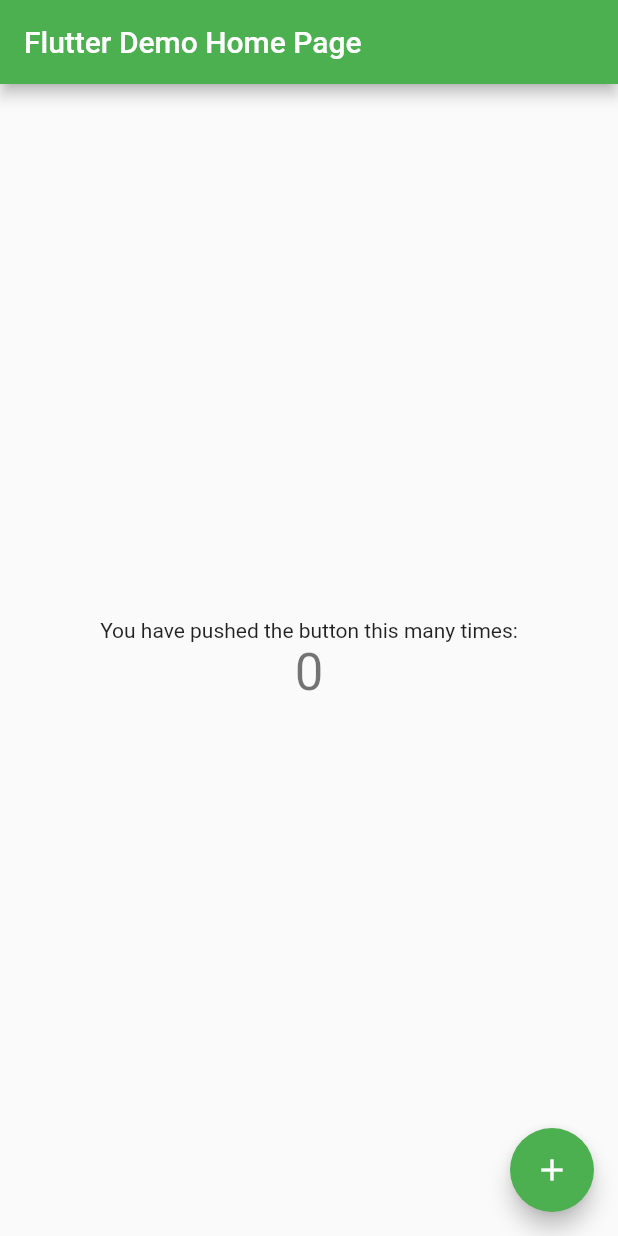
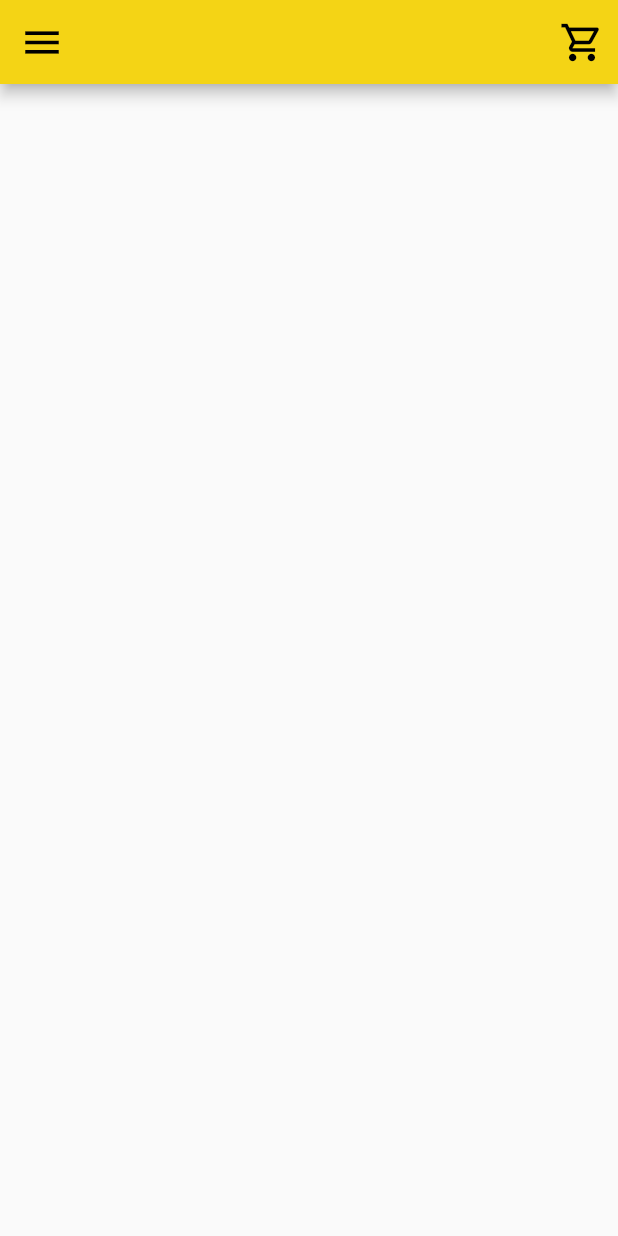
Before and after one commit to MarcosGabMartins/mercadoAberto, a Flutter app: the screen it shows after launch, on a phone screen of 412 x 824 dp. Run offline on Flutter 3.47's test engine with Material 2 defaults, Android fonts, the phone set to English and light mode, and no system bars.

Commit message:
main editado - primeira aula

```diff
--- a/lib/main.dart
+++ b/lib/main.dart
@@ -11,18 +11,10 @@ class MyApp extends StatelessWidget {
   @override
   Widget build(BuildContext context) {
     return MaterialApp(
+      debugShowCheckedModeBanner: false,
       title: 'Flutter Demo',
       theme: ThemeData(
-        // This is the theme of your application.
-        //
-        // Try running your application with "flutter run". You'll see the
-        // application has a blue toolbar. Then, without quitting the app, try
-        // changing the primarySwatch below to Colors.green and then invoke
-        // "hot reload" (press "r" in the console where you ran "flutter run",
-        // or simply save your changes to "hot reload" in a Flutter IDE).
-        // Notice that the counter didn't reset back to zero; the application
-        // is not restarted.
-        primarySwatch: Colors.green,
+        primarySwatch: Colors.yellow,
       ),
       home: const MyHomePage(title: 'Flutter Demo Home Page'),
     );
@@ -32,15 +24,6 @@ class MyApp extends StatelessWidget {
 class MyHomePage extends StatefulWidget {
   const MyHomePage({Key? key, required this.title}) : super(key: key);
 
-  // This widget is the home page of your application. It is stateful, meaning
-  // that it has a State object (defined below) that contains fields that affect
-  // how it looks.
-
-  // This class is the configuration for the state. It holds the values (in this
-  // case the title) provided by the parent (in this case the App widget) and
-  // used by the build method of the State. Fields in a Widget subclass are
-  // always marked "final".
-
   final String title;
 
   @override
@@ -48,68 +31,45 @@ class MyHomePage extends StatefulWidget {
 }
 
 class _MyHomePageState extends State<MyHomePage> {
-  int _counter = 0;
-
-  void _incrementCounter() {
-    setState(() {
-      // This call to setState tells the Flutter framework that something has
-      // changed in this State, which causes it to rerun the build method below
-      // so that the display can reflect the updated values. If we changed
-      // _counter without calling setState(), then the build method would not be
-      // called again, and so nothing would appear to happen.
-      _counter++;
-    });
-  }
 
   @override
   Widget build(BuildContext context) {
-    // This method is rerun every time setState is called, for instance as done
-    // by the _incrementCounter method above.
-    //
-    // The Flutter framework has been optimized to make rerunning build methods
-    // fast, so that you can just rebuild anything that needs updating rather
-    // than having to individually change instances of widgets.
+
     return Scaffold(
       appBar: AppBar(
-        // Here we take the value from the MyHomePage object that was created by
-        // the App.build method, and use it to set our appbar title.
-        title: Text(widget.title),
+        backgroundColor: Color(0xfff4d415),
+
+        leading:
+         IconButton(
+              icon: const Icon(
+              Icons.menu,
+              color: Colors.black,
+              size: 30.0,
+            ),
+            onPressed:(){}
+        ),
+
+
+        actions: <Widget>[
+          IconButton(
+            icon: const Icon(
+            Icons.shopping_cart_outlined,
+          color: Colors.black,
+          size: 30.0,
+            ),
+            onPressed:(){},
+          ),
+        ],
+
+
       ),
       body: Center(
-        // Center is a layout widget. It takes a single child and positions it
-        // in the middle of the parent.
         child: Column(
-          // Column is also a layout widget. It takes a list of children and
-          // arranges them vertically. By default, it sizes itself to fit its
-          // children horizontally, and tries to be as tall as its parent.
-          //
-          // Invoke "debug painting" (press "p" in the console, choose the
-          // "Toggle Debug Paint" action from the Flutter Inspector in Android
-          // Studio, or the "Toggle Debug Paint" command in Visual Studio Code)
-          // to see the wireframe for each widget.
-          //
-          // Column has various properties to control how it sizes itself and
-          // how it positions its children. Here we use mainAxisAlignment to
-          // center the children vertically; the main axis here is the vertical
-          // axis because Columns are vertical (the cross axis would be
-          // horizontal).
+
           mainAxisAlignment: MainAxisAlignment.center,
-          children: <Widget>[
-            const Text(
-              'You have pushed the button this many times:',
-            ),
-            Text(
-              '$_counter',
-              style: Theme.of(context).textTheme.headline4,
-            ),
-          ],
+
         ),
       ),
-      floatingActionButton: FloatingActionButton(
-        onPressed: _incrementCounter,
-        tooltip: 'Increment',
-        child: const Icon(Icons.add),
-      ), // This trailing comma makes auto-formatting nicer for build methods.
     );
   }
 }
```
